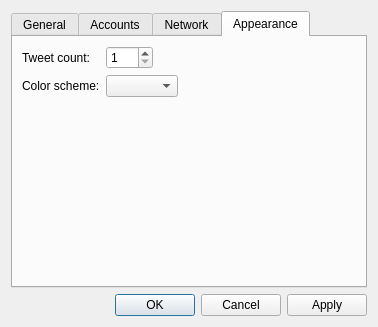
Qt form qtwitter-app/ui/settings.ui (ayoy/qtwitter) before a commit.
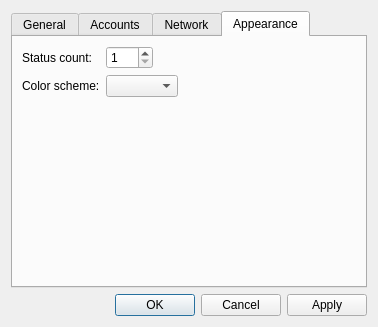
The same form after that commit. The open tabs and pages were chosen to show the change.

Commit message: Huge code renaming - changed almost everything called "tweet"-something to "status"-something. Plus implemented correct theme changing, including correct coloring of the in-reply-to link.

```diff
--- a/qtwitter-app/ui/settings.ui
+++ b/qtwitter-app/ui/settings.ui
@@ -266,7 +266,7 @@
        <item row="0" column="0">
         <widget class="QLabel" name="tweetCountLabel">
          <property name="text">
-          <string>Tweet count:</string>
+          <string>Status count:</string>
          </property>
         </widget>
        </item>
```
Left out of the diff: 6 changed lines with no effect on the pictures. The commit also changes 25 other files.
